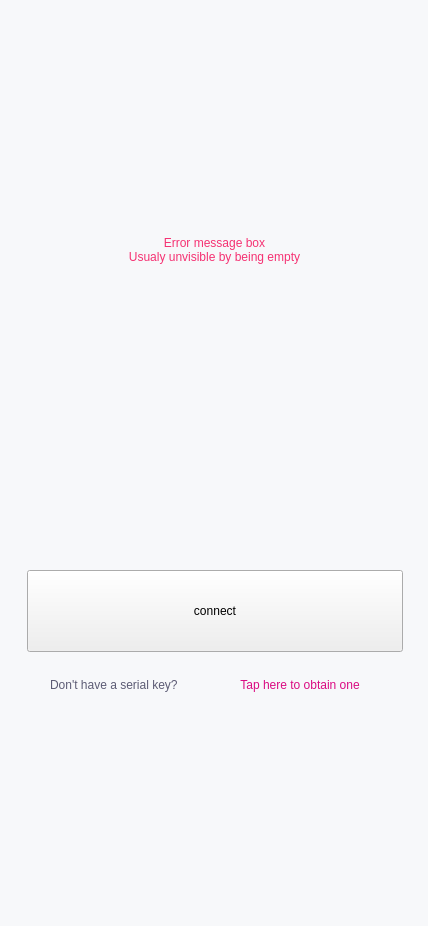
demlabs-cellframe/dap-ui-sdk, file forms/ui/login.ui: the form before one commit.
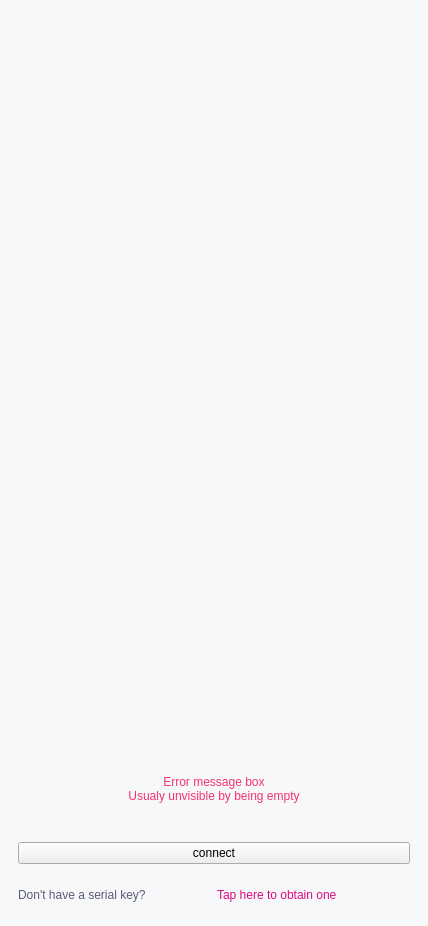
The form after the commit. Icons and pictures are not drawn. Custom widgets are drawn as their Qt base class.

Commit message: working on scaling login

What changed in the file:
```diff
--- a/forms/ui/login.ui
+++ b/forms/ui/login.ui
@@ -37,21 +37,112 @@
 background-color: #F7F8FA;
 }</string>
      </property>
+     <layout class="QVBoxLayout" name="verticalLayout_2">
+      <item>
+       <spacer name="verticalSpacer">
+        <property name="orientation">
+         <enum>Qt::Vertical</enum>
+        </property>
+        <property name="sizeHint" stdset="0">
+         <size>
+          <width>20</width>
+          <height>40</height>
+         </size>
+        </property>
+       </spacer>
+      </item>
+      <item>
+       <widget class="QWidget" name="widget" native="true">
+        <layout class="QHBoxLayout" name="horizontalLayout">
+         <property name="spacing">
+          <number>0</number>
+         </property>
+         <property name="leftMargin">
+          <number>0</number>
+         </property>
+         <property name="topMargin">
+          <number>0</number>
+         </property>
+         <property name="rightMargin">
+          <number>0</number>
+         </property>
+         <property name="bottomMargin">
+          <number>0</number>
+         </property>
+         <item>
+          <widget class="KelGuiLabel" name="label">
+           <property name="styleSheet">
+            <string notr="true">#label{
+	width: 260px;
+	height: 89px;
+	min-width: 260px;
+	min-height: 89px;
+	max-width: 260px;
+	max-height: 89px;
+	image: url(:/gui/ui/asset/logo_kelvpn-color.png);
+}</string>
+           </property>
+           <property name="text">
+            <string/>
+           </property>
+           <property name="cssStyle">
+            <string>login_logo</string>
+           </property>
+          </widget>
+         </item>
+        </layout>
+       </widget>
+      </item>
+      <item>
+       <spacer name="verticalSpacer_2">
+        <property name="orientation">
+         <enum>Qt::Vertical</enum>
+        </property>
+        <property name="sizeHint" stdset="0">
+         <size>
+          <width>20</width>
+          <height>40</height>
+         </size>
+        </property>
+       </spacer>
+      </item>
+      <item>
+       <widget class="KelGuiLabel" name="label_3">
+        <property name="styleSheet">
+         <string notr="true">#label_3{ 	font: 13pt/18pt; 
+ 	color: #F53172; 
+ 	font-family: 'Lato'; 
+ 	font-weight: normal; 	font-style: normal; 	font-size: normal; }</string>
+        </property>
+        <property name="text">
+         <string>Error message box
+Usualy unvisible by being empty</string>
+        </property>
+        <property name="alignment">
+         <set>Qt::AlignHCenter|Qt::AlignTop</set>
+        </property>
+        <property name="cssStyle">
+         <string>font13 red_error lato normal</string>
+        </property>
+       </widget>
+      </item>
+      <item>
+       <widget class="KelGuiSeparator" name="kelGuiSeparator"/>
+      </item>
+      <item>
      <widget class="KelGuiButton" name="kelGuiButton">
-      <property name="geometry">
-       <rect>
-        <x>39</x>
-        <y>292</y>
-        <width>350</width>
-        <height>108</height>
-       </rect>
-      </property>
       <property name="mainText">
        <string>Auto select</string>
       </property>
       <property name="subText">
        <string>choosing server</string>
       </property>
+        <property name="mainCssClass">
+         <string>darkblue normalbold font20 lato</string>
+        </property>
+        <property name="subCssClass">
+         <string>gray uppercase font12 lato</string>
+        </property>
       <property name="separator">
        <bool>true</bool>
       </property>
@@ -59,15 +150,9 @@
        <bool>true</bool>
       </property>
      </widget>
+      </item>
+      <item>
      <widget class="KelGuiButton" name="kelGuiButton_2">
-      <property name="geometry">
-       <rect>
-        <x>39</x>
-        <y>406</y>
-        <width>350</width>
-        <height>108</height>
-       </rect>
-      </property>
       <property name="mainText">
        <string>_ _ _ _   _ _ _ _   _ _ _ _   _ _ _ _</string>
       </property>
@@ -78,119 +163,76 @@
        <bool>true</bool>
       </property>
      </widget>
+      </item>
+      <item>
+       <widget class="KelGuiWidget" name="kelGuiWidget">
+        <property name="cssStyle">
+         <string>login-margin-connect-top</string>
+        </property>
+       </widget>
+      </item>
+      <item>
+       <widget class="QWidget" name="widget_3" native="true">
+        <layout class="QHBoxLayout" name="horizontalLayout_2">
+         <item>
      <widget class="KelGuiPushButton" name="kelGuiPushButton">
-      <property name="geometry">
-       <rect>
-        <x>27</x>
-        <y>570</y>
-        <width>376</width>
-        <height>82</height>
-       </rect>
-      </property>
       <property name="text">
        <string>connect</string>
       </property>
      </widget>
-     <widget class="QLabel" name="label">
-      <property name="geometry">
-       <rect>
-        <x>99</x>
-        <y>132</y>
-        <width>260</width>
-        <height>89</height>
-       </rect>
-      </property>
-      <property name="styleSheet">
-       <string notr="true">background-image: url(:/gui/ui/asset/logo_kelvpn-color.png);
-min-width: 260px; min-height: 89px;
-max-width: 260px; max-height: 89px;</string>
-      </property>
-      <property name="text">
-       <string/>
-      </property>
-     </widget>
-     <widget class="KelGuiSeparator" name="kelGuiSeparator">
-      <property name="geometry">
-       <rect>
-        <x>37</x>
-        <y>291</y>
-        <width>354</width>
-        <height>4</height>
-       </rect>
-      </property>
-     </widget>
-     <widget class="QLabel" name="label_2">
-      <property name="geometry">
-       <rect>
-        <x>50</x>
-        <y>675</y>
-        <width>165</width>
-        <height>19</height>
-       </rect>
-      </property>
+         </item>
+        </layout>
+       </widget>
+      </item>
+      <item>
+       <widget class="QWidget" name="widget_4" native="true">
+        <layout class="QHBoxLayout" name="horizontalLayout_3">
+         <item>
+          <widget class="KelGuiLabel" name="label_2">
       <property name="styleSheet">
-       <string notr="true">color: #5C5B74;
-font: 16px/40px;
-font-weight: normal;
-font-style: normal;
-font-size: normal;
-font-family: 'Lato';</string>
+            <string notr="true">#label_2{ 	font: 16pt/19pt; 
+ 	color: #5C5B74; 
+ 	font-family: 'Lato'; 
+ 	font-weight: normal; 	font-style: normal; 	font-size: normal; }</string>
       </property>
       <property name="text">
        <string>Don't have a serial key?</string>
       </property>
-     </widget>
-     <widget class="QPushButton" name="pushButton">
-      <property name="geometry">
-       <rect>
-        <x>221</x>
-        <y>675</y>
-        <width>158</width>
-        <height>19</height>
-       </rect>
-      </property>
+           <property name="cssStyle">
+            <string>font16 gray_passive lato normal</string>
+           </property>
+          </widget>
+         </item>
+         <item>
+          <widget class="KelGuiLabel" name="pushButton">
       <property name="styleSheet">
-       <string notr="true">background-color: rgba(0, 0, 0, 0);
-color: #DA0B82;
-font: 16px/40px;
-font-weight: normal;
-font-style: normal;
-font-size: normal;
-font-family: 'Lato';</string>
+            <string notr="true">#pushButton{ 	font: 16pt/19pt; 
+ 	color: #DA0B82; 
+ 	font-family: 'Lato'; 
+ 	font-weight: normal; 	font-style: normal; 	font-size: normal; }</string>
       </property>
       <property name="text">
        <string>Tap here to obtain one</string>
       </property>
-      <property name="flat">
+           <property name="cssStyle">
+            <string>font16 red lato normal</string>
+           </property>
+           <property name="flat" stdset="0">
        <bool>true</bool>
       </property>
      </widget>
-     <widget class="QLabel" name="label_3">
-      <property name="geometry">
-       <rect>
-        <x>51</x>
-        <y>236</y>
-        <width>327</width>
-        <height>57</height>
-       </rect>
-      </property>
-      <property name="styleSheet">
-       <string notr="true">background-color: rgba(0, 0, 0, 0);
-color: #F53172;
-font: 13px/18px;
-font-weight: normal;
-font-style: normal;
-font-size: normal;
-font-family: 'Lato';</string>
-      </property>
-      <property name="text">
-       <string>Error message box
-Usualy unvisible by being empty</string>
-      </property>
-      <property name="alignment">
-       <set>Qt::AlignHCenter|Qt::AlignTop</set>
-      </property>
-     </widget>
+         </item>
+        </layout>
+       </widget>
+      </item>
+      <item>
+       <widget class="KelGuiWidget" name="kelGuiWidget_2">
+        <property name="cssStyle">
+         <string>login-margin-bottom</string>
+        </property>
+       </widget>
+      </item>
+     </layout>
     </widget>
    </item>
   </layout>
@@ -211,6 +253,16 @@
    <extends>QWidget</extends>
    <header>kelguiseparator.h</header>
   </customwidget>
+  <customwidget>
+   <class>KelGuiLabel</class>
+   <extends>QLabel</extends>
+   <header>kelguilabel.h</header>
+  </customwidget>
+  <customwidget>
+   <class>KelGuiWidget</class>
+   <extends>QWidget</extends>
+   <header>kelguiwidget.h</header>
+  </customwidget>
  </customwidgets>
  <resources/>
  <connections/>
```
Lines whose indentation alone changed are shown as unchanged. The commit also changes 3 other files.
